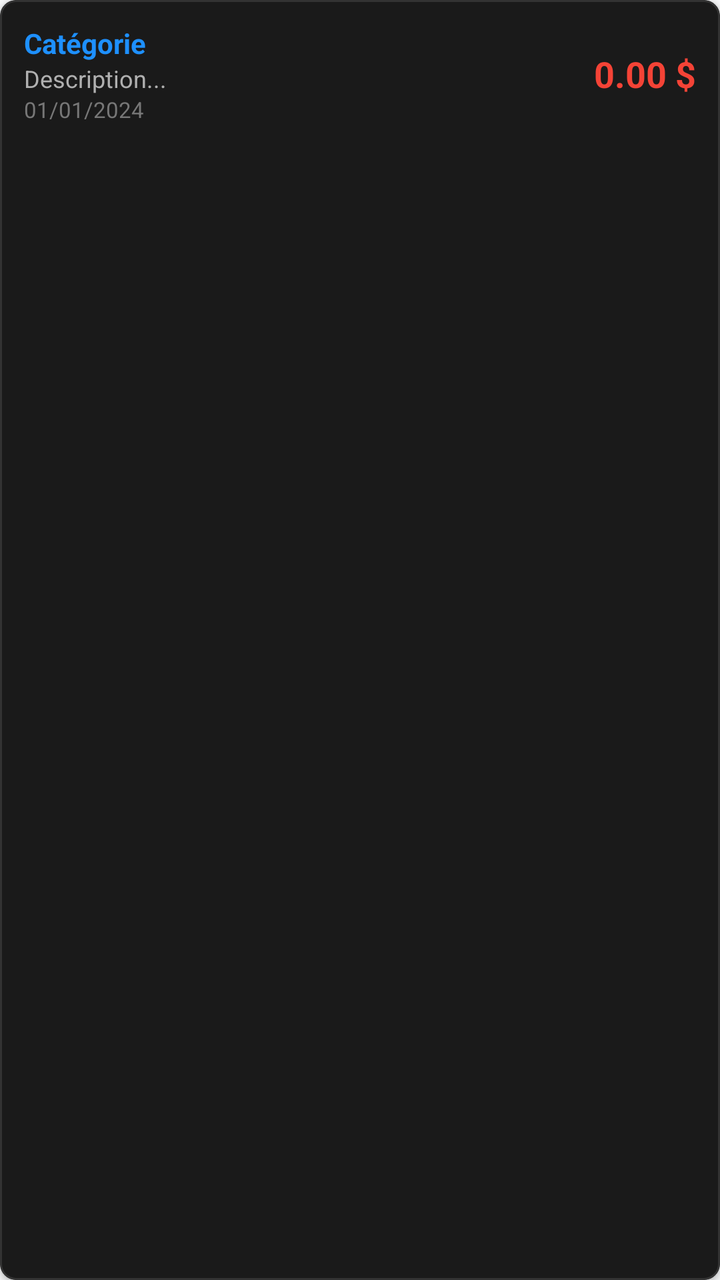
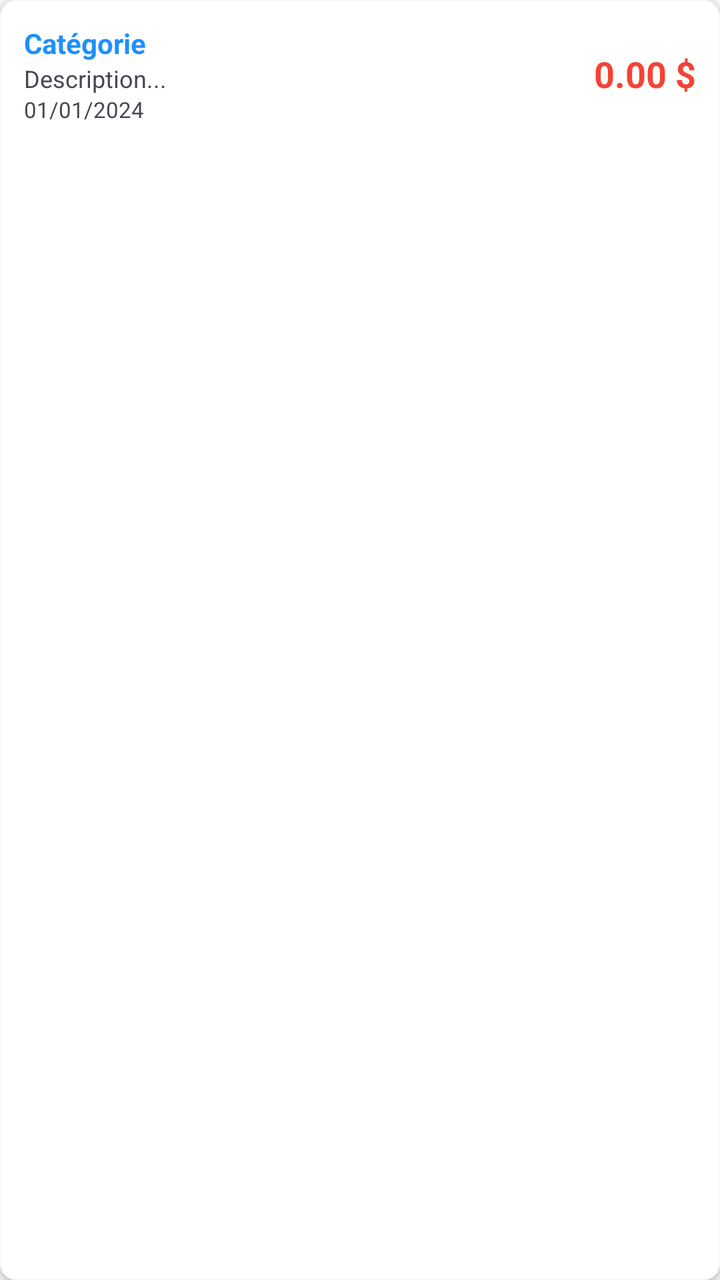

Compare the two renders of this Android layout. The source of the first and the diff that turns it into the second are given below.
<!-- AndroidManifest.xml: application theme Theme.Poulailler_copilot -->
<!-- res/layout/item_expense.xml -->
<?xml version="1.0" encoding="utf-8"?>
<com.google.android.material.card.MaterialCardView xmlns:android="http://schemas.android.com/apk/res/android"
    xmlns:app="http://schemas.android.com/apk/res-auto"
    android:layout_width="match_parent"
    android:layout_height="wrap_content"
    android:layout_marginBottom="8dp"
    app:cardBackgroundColor="#1A1A1A"
    app:cardCornerRadius="8dp"
    app:strokeColor="#333333"
    app:strokeWidth="1dp">

    <LinearLayout
        android:layout_width="match_parent"
        android:layout_height="wrap_content"
        android:orientation="horizontal"
        android:padding="12dp"
        android:gravity="center_vertical">

        <LinearLayout
            android:layout_width="0dp"
            android:layout_height="wrap_content"
            android:layout_weight="1"
            android:orientation="vertical">

            <TextView
                android:id="@+id/tvCategory"
                android:layout_width="wrap_content"
                android:layout_height="wrap_content"
                android:textColor="#1E90FF"
                android:textSize="14sp"
                android:textStyle="bold"
                android:text="Catégorie"/>

            <TextView
                android:id="@+id/tvSubCategory"
                android:layout_width="wrap_content"
                android:layout_height="wrap_content"
                android:textColor="#87CEEB"
                android:textSize="12sp"
                android:text="Sous-catégorie"
                android:visibility="gone"/>

            <TextView
                android:id="@+id/tvDescription"
                android:layout_width="wrap_content"
                android:layout_height="wrap_content"
                android:textColor="#B0B0B0"
                android:textSize="12sp"
                android:text="Description..."/>

            <TextView
                android:id="@+id/tvDate"
                android:layout_width="wrap_content"
                android:layout_height="wrap_content"
                android:textColor="#777777"
                android:textSize="11sp"
                android:text="01/01/2024"/>
        </LinearLayout>

        <TextView
            android:id="@+id/tvAmount"
            android:layout_width="wrap_content"
            android:layout_height="wrap_content"
            android:textColor="#F44336"
            android:textSize="18sp"
            android:textStyle="bold"
            android:text="0.00 $"/>

    </LinearLayout>
</com.google.android.material.card.MaterialCardView>
<!-- resources referenced by this layout -->
<resources>
  <style name="Theme.Poulailler_copilot" parent="Theme.MaterialComponents.DayNight.NoActionBar">
          
          <item name="colorPrimary">@color/primary</item>
          <item name="colorPrimaryVariant">@color/primary_variant</item>
          <item name="colorOnPrimary">@color/white</item>
  
          
          <item name="colorSecondary">@color/secondary</item>
          <item name="colorSecondaryVariant">@color/secondary_variant</item>
          <item name="colorOnSecondary">@color/white</item>
  
          
          <item name="android:windowBackground">@color/background</item>
          <item name="colorSurface">@color/surface</item>
          <item name="colorOnSurface">@color/text_primary</item>
          <item name="colorOnSurfaceVariant">@color/text_secondary</item>
  
          
          <item name="android:textColorPrimary">@color/text_primary</item>
          <item name="android:textColorSecondary">@color/text_secondary</item>
  
          
          <item name="android:statusBarColor">?attr/colorPrimaryVariant</item>
  
          
          <item name="materialCardViewStyle">@style/Widget.App.CardView</item>
          <item name="shapeAppearanceLargeComponent">@style/ShapeAppearance.App.LargeComponent</item>
  
          
          <item name="materialAlertDialogTheme">@style/ThemeOverlay.App.MaterialAlertDialog</item>
          <item name="alertDialogTheme">@style/ThemeOverlay.App.MaterialAlertDialog</item>
      </style>
  <color name="primary">#006D3A</color>
  <color name="primary_variant">#004D22</color>
  <color name="white">#FFFFFFFF</color>
  <color name="secondary">#43A047</color>
  <color name="secondary_variant">#2E7D32</color>
  <color name="background">@color/off_white</color>
  <color name="surface">#FFFFFF</color>
  <color name="text_primary">#1C1B1F</color>
  <color name="text_secondary">#49454F</color>
  <style name="Widget.App.CardView" parent="Widget.MaterialComponents.CardView">
          <item name="cardElevation">2dp</item>
          <item name="cardCornerRadius">16dp</item>
          <item name="cardBackgroundColor">@color/surface</item>
          <item name="strokeWidth">0dp</item>
      </style>
  <style name="ShapeAppearance.App.LargeComponent" parent="ShapeAppearance.MaterialComponents.LargeComponent">
          <item name="cornerFamily">rounded</item>
          <item name="cornerSize">16dp</item>
      </style>
  <style name="ThemeOverlay.App.MaterialAlertDialog" parent="ThemeOverlay.MaterialComponents.MaterialAlertDialog">
          <item name="colorSurface">@color/surface</item>
          <item name="colorOnSurface">@color/text_primary</item>
          <item name="android:textColorPrimary">@color/text_primary</item>
      </style>
  <color name="off_white">#F8F9FA</color>
</resources>

<!-- the commit's change to res/layout/item_expense.xml (unified diff, before → after) -->
@@ -4,9 +4,9 @@
     android:layout_width="match_parent"
     android:layout_height="wrap_content"
     android:layout_marginBottom="8dp"
-    app:cardBackgroundColor="#1A1A1A"
+    app:cardBackgroundColor="@color/surface"
     app:cardCornerRadius="8dp"
-    app:strokeColor="#333333"
+    app:strokeColor="@color/off_white"
     app:strokeWidth="1dp">
 
     <LinearLayout
@@ -44,7 +44,7 @@
                 android:id="@+id/tvDescription"
                 android:layout_width="wrap_content"
                 android:layout_height="wrap_content"
-                android:textColor="#B0B0B0"
+                android:textColor="@color/text_secondary"
                 android:textSize="12sp"
                 android:text="Description..."/>
 
@@ -52,7 +52,7 @@
                 android:id="@+id/tvDate"
                 android:layout_width="wrap_content"
                 android:layout_height="wrap_content"
-                android:textColor="#777777"
+                android:textColor="@color/text_secondary"
                 android:textSize="11sp"
                 android:text="01/01/2024"/>
         </LinearLayout>
